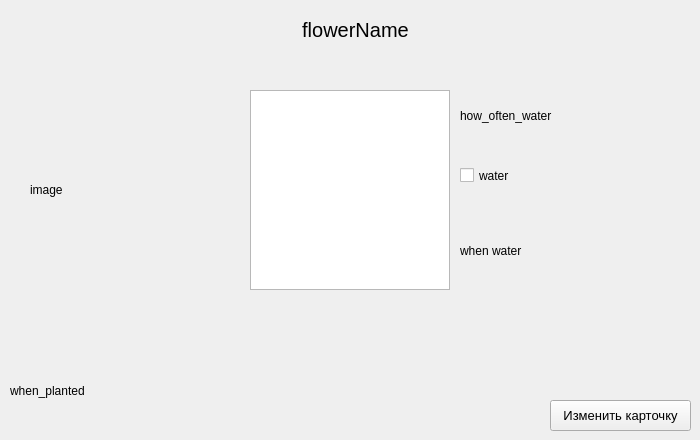
Before: the Qt Designer form qt_ui/flowerCard.ui in koalmsk/flowerProject, drawn with Qt 5.
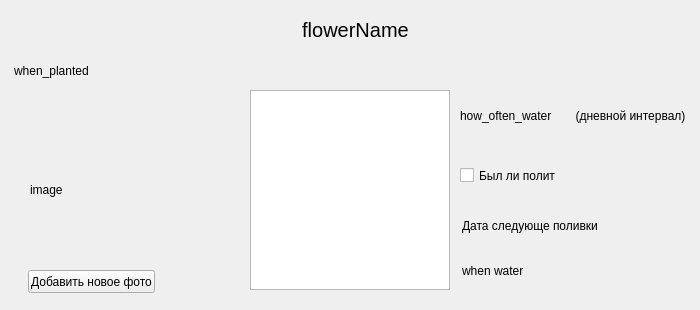
After: the same form once the commit is applied.

Diff of the .ui file:
```diff
--- a/qt_ui/flowerCard.ui
+++ b/qt_ui/flowerCard.ui
@@ -10,7 +10,7 @@
     <x>0</x>
     <y>0</y>
     <width>700</width>
-    <height>440</height>
+    <height>310</height>
    </rect>
   </property>
   <property name="sizePolicy">
@@ -22,13 +22,13 @@
   <property name="minimumSize">
    <size>
     <width>700</width>
-    <height>440</height>
+    <height>310</height>
    </size>
   </property>
   <property name="maximumSize">
    <size>
     <width>700</width>
-    <height>440</height>
+    <height>310</height>
    </size>
   </property>
   <property name="windowTitle">
@@ -115,42 +115,11 @@
 &lt;p dir='rtl' style=&quot;-qt-paragraph-type:empty; margin-top:0px; margin-bottom:0px; margin-left:0px; margin-right:0px; -qt-block-indent:0; text-indent:0px;&quot;&gt;&lt;br /&gt;&lt;/p&gt;&lt;/body&gt;&lt;/html&gt;</string>
    </property>
   </widget>
-  <widget class="QPushButton" name="change_photo_btn">
-   <property name="geometry">
-    <rect>
-     <x>550</x>
-     <y>400</y>
-     <width>141</width>
-     <height>31</height>
-    </rect>
-   </property>
-   <property name="font">
-    <font>
-     <pointsize>10</pointsize>
-     <stylestrategy>PreferDefault</stylestrategy>
-    </font>
-   </property>
-   <property name="focusPolicy">
-    <enum>Qt::StrongFocus</enum>
-   </property>
-   <property name="acceptDrops">
-    <bool>false</bool>
-   </property>
-   <property name="whatsThis">
-    <string comment="Изменить фото растения"/>
-   </property>
-   <property name="layoutDirection">
-    <enum>Qt::LeftToRight</enum>
-   </property>
-   <property name="text">
-    <string>Изменить карточку</string>
-   </property>
-  </widget>
   <widget class="QLabel" name="born_date">
    <property name="geometry">
     <rect>
-     <x>10</x>
-     <y>370</y>
+     <x>14</x>
+     <y>50</y>
      <width>211</width>
      <height>41</height>
     </rect>
@@ -172,14 +141,14 @@
     </rect>
    </property>
    <property name="text">
-    <string>water</string>
+    <string>Был ли полит</string>
    </property>
   </widget>
   <widget class="QLabel" name="when_water">
    <property name="geometry">
     <rect>
-     <x>460</x>
-     <y>230</y>
+     <x>462</x>
+     <y>250</y>
      <width>231</width>
      <height>41</height>
     </rect>
@@ -199,7 +168,7 @@
     <rect>
      <x>460</x>
      <y>90</y>
-     <width>231</width>
+     <width>99</width>
      <height>51</height>
     </rect>
    </property>
@@ -207,6 +176,48 @@
     <string>how_often_water</string>
    </property>
   </widget>
+  <widget class="QPushButton" name="add_new_photo_btn">
+   <property name="geometry">
+    <rect>
+     <x>28</x>
+     <y>270</y>
+     <width>127</width>
+     <height>23</height>
+    </rect>
+   </property>
+   <property name="text">
+    <string>Добавить новое фото</string>
+   </property>
+  </widget>
+  <widget class="QLabel" name="how_often_water_2">
+   <property name="geometry">
+    <rect>
+     <x>574</x>
+     <y>90</y>
+     <width>113</width>
+     <height>51</height>
+    </rect>
+   </property>
+   <property name="text">
+    <string>(дневной интервал)</string>
+   </property>
+   <property name="alignment">
+    <set>Qt::AlignCenter</set>
+   </property>
+  </widget>
+  <widget class="QLabel" name="next_date">
+   <property name="geometry">
+    <rect>
+     <x>462</x>
+     <y>200</y>
+     <width>197</width>
+     <height>51</height>
+    </rect>
+   </property>
+   <property name="text">
+    <string>Дата следующе поливки</string>
+   </property>
+  </widget>
  </widget>
  <resources/>
  <connections/>
```
